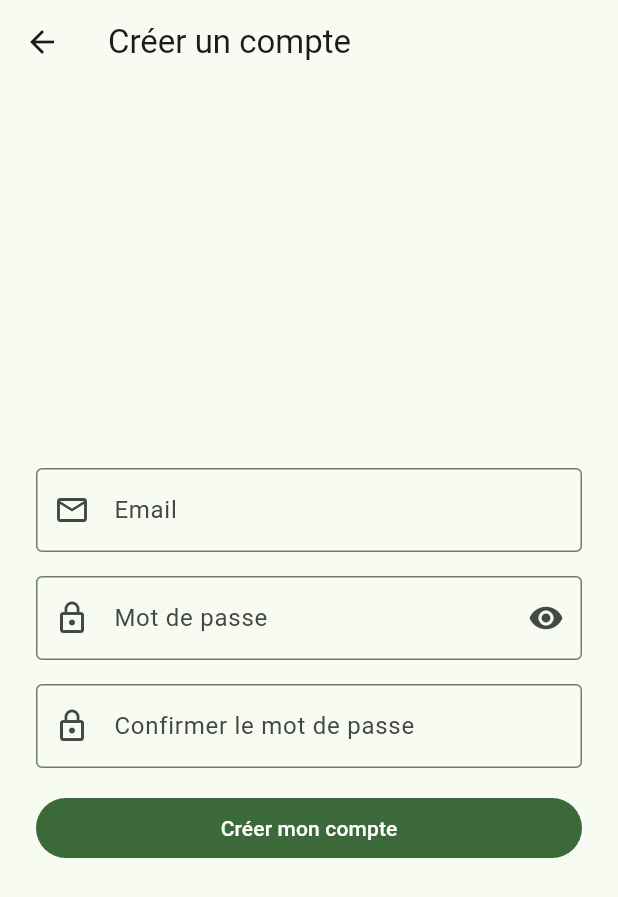
After one commit to GmatiAyoub/AgriSmart, a Flutter app: the screen it shows after launch, after a tap on "Se connecter", after a tap on "Pas de compte ? S'inscrire", on a phone screen of 412 x 824 dp. The commit adds this screen. Shown: the top 897 px of the screen. Run offline on Flutter 3.47's test engine with Material 3 defaults, Android fonts, the phone set to English and light mode, and no system bars; our stand-ins replace firebase_auth, firebase_core; accounts and stored records are empty.

Commit message:
tp6 complet sans exercice

```diff
--- /dev/null
+++ b/lib/config.dart
@@ -0,0 +1 @@
+const bool utiliserFirebase = true;
--- a/lib/main.dart
+++ b/lib/main.dart
@@ -1,14 +1,37 @@
+import 'package:firebase_core/firebase_core.dart';
 import 'package:flutter/material.dart';
 import 'package:provider/provider.dart';
+import 'package:agrismart/config.dart';
+import 'package:agrismart/firebase_options.dart';
+import 'package:agrismart/providers/auth_provider.dart';
 import 'package:agrismart/providers/zones_provider.dart';
-import 'package:agrismart/screens/app_shell.dart';
+import 'package:agrismart/screens/auth_gate.dart';
+import 'package:agrismart/services/auth_locale_service.dart';
+import 'package:agrismart/services/auth_service.dart';
+import 'package:agrismart/services/firebase_auth_service.dart';
 import 'package:agrismart/theme/app_theme.dart';
 
-void main() {
+Future<void> main() async {
+  WidgetsFlutterBinding.ensureInitialized();
+
+  final AuthService authService;
+
+  // C'est ICI que la magie opère
+  if (utiliserFirebase) {
+    await Firebase.initializeApp(
+      options: DefaultFirebaseOptions.currentPlatform,
+    );
+    authService = FirebaseAuthService();
+  } else {
+    authService = AuthLocaleService();
+  }
+
   runApp(
-    // 🔌 On branche le Provider tout en haut !
-    ChangeNotifierProvider(
-      create: (_) => ZonesProvider(),
+    MultiProvider(
+      providers: [
+        ChangeNotifierProvider(create: (_) => AuthProvider(authService)),
+        ChangeNotifierProvider(create: (_) => ZonesProvider()),
+      ],
       child: const AgriSmartApp(),
     ),
   );
@@ -21,10 +44,10 @@ class AgriSmartApp extends StatelessWidget {
   Widget build(BuildContext context) {
     return MaterialApp(
       title: 'AgriSmart',
-      theme: ThemeData(colorSchemeSeed: Colors.green, useMaterial3: true),
-      // darkTheme: AppTheme.sombre(),
-      // themeMode: ThemeMode.system,
-      home: const AppShell(),
+      theme: AppTheme.clair(),
+      darkTheme: AppTheme.sombre(),
+      themeMode: ThemeMode.system,
+      home: const AuthGate(),
     );
   }
 }
--- /dev/null
+++ b/lib/models/utilisateur.dart
@@ -0,0 +1,6 @@
+class Utilisateur {
+  final String uid;
+  final String email;
+
+  const Utilisateur({required this.uid, required this.email});
+}
--- /dev/null
+++ b/lib/providers/auth_provider.dart
@@ -0,0 +1,84 @@
+import 'dart:async';
+import 'package:flutter/foundation.dart';
+import 'package:agrismart/models/utilisateur.dart';
+import 'package:agrismart/services/auth_service.dart';
+
+class AuthProvider extends ChangeNotifier {
+  final AuthService _service;
+  late final StreamSubscription<Utilisateur?> _abonnement;
+
+  Utilisateur? _utilisateur;
+  bool _initialise = false;
+  bool _occupe = false;
+  String? _erreur;
+
+  AuthProvider(this._service) {
+    _abonnement = _service.utilisateur.listen((u) {
+      _utilisateur = u;
+      _initialise = true;
+      notifyListeners();
+    });
+  }
+
+  Utilisateur? get utilisateur => _utilisateur;
+  bool get initialise => _initialise;
+  bool get occupe => _occupe;
+
+  // ⚠️ CORRECTION 1 : Ajout du "?" pour dire que l'erreur peut être nulle
+  String? get erreur => _erreur;
+
+  bool get connecte => _utilisateur != null;
+
+  Future<bool> connexion(String email, String motDePasse) {
+    return _executer(() => _service.connexion(email, motDePasse));
+  }
+
+  Future<bool> inscription(String email, String motDePasse) {
+    return _executer(() => _service.inscription(email, motDePasse));
+  }
+
+  Future<bool> reinitialiserMotDePasse(String email) {
+    return _executer(() => _service.reinitialiserMotDePasse(email));
+  }
+
+  // ⚠️ CORRECTION 2 : _service.deconnexion() renvoie Future<void>,
+  // on l'enveloppe pour renvoyer un Future<bool> (true en cas de succès)
+  Future<bool> deconnexion() async {
+    await _service.deconnexion();
+    return true;
+  }
+
+  void effacerErreur() {
+    if (_erreur == null) return;
+    _erreur = null;
+    notifyListeners();
+  }
+
+  // ⚠️ CORRECTION 3 : L'opération passée en paramètre renvoie Future<void>
+  // (et non Future<bool>, comme indiqué par erreur dans le PDF)
+  Future<bool> _executer(Future<void> Function() operation) async {
+    _occupe = true;
+    _erreur = null;
+    notifyListeners();
+
+    var succes = false;
+    try {
+      await operation();
+      succes = true;
+    } on AuthException catch (e) {
+      _erreur = e.message;
+    } catch (_) {
+      _erreur = 'Une erreur est survenue';
+    }
+
+    _occupe = false;
+    notifyListeners();
+    return succes;
+  }
+
+  @override
+  void dispose() {
+    _abonnement.cancel();
+    super.dispose();
+  }
+}
--- /dev/null
+++ b/lib/screens/auth_gate.dart
@@ -0,0 +1,24 @@
+import 'package:flutter/material.dart';
+import 'package:provider/provider.dart';
+import 'package:agrismart/providers/auth_provider.dart';
+import 'package:agrismart/screens/app_shell.dart';
+import 'package:agrismart/screens/connexion_page.dart';
+
+class AuthGate extends StatelessWidget {
+  const AuthGate({super.key});
+
+  @override
+  Widget build(BuildContext context) {
+    final auth = context.watch<AuthProvider>();
+
+    if (!auth.initialise) {
+      return const Scaffold(
+        body: Center(child: CircularProgressIndicator()),
+      );
+    }
+    if (!auth.connecte) {
+      return const ConnexionPage();
+    }
+    return const AppShell();
+  }
+}
--- /dev/null
+++ b/lib/screens/connexion_page.dart
@@ -0,0 +1,174 @@
+import 'package:flutter/material.dart';
+import 'package:provider/provider.dart';
+import 'package:agrismart/providers/auth_provider.dart';
+import 'package:agrismart/screens/inscription_page.dart';
+
+// Validations partagées par les écrans de connexion et d'inscription.
+String? validerEmail(String? valeur) {
+  final v = (valeur ?? '').trim();
+  if (v.isEmpty) return "L'email est obligatoire";
+  final ok = RegExp(r'^[^@\s]+@[^@\s]+\.[^@\s]+$').hasMatch(v);
+  if (!ok) return 'Email invalide';
+  return null;
+}
+
+String? validerMotDePasse(String? valeur) {
+  if (valeur == null || valeur.isEmpty) return 'Le mot de passe est obligatoire';
+  if (valeur.length < 6) return '6 caractères minimum';
+  return null;
+}
+
+class ConnexionPage extends StatefulWidget {
+  const ConnexionPage({super.key});
+
+  @override
+  State<ConnexionPage> createState() => _ConnexionPageState();
+}
+
+class _ConnexionPageState extends State<ConnexionPage> {
+  final _formKey = GlobalKey<FormState>();
+  final _emailCtrl = TextEditingController();
+  final _mdpCtrl = TextEditingController();
+  bool _masquer = true;
+
+  @override
+  void dispose() {
+    _emailCtrl.dispose();
+    _mdpCtrl.dispose();
+    super.dispose();
+  }
+
+  Future<void> _connecter() async {
+    if (!_formKey.currentState!.validate()) return;
+    await context.read<AuthProvider>().connexion(_emailCtrl.text, _mdpCtrl.text);
+    // En cas de succès, l'AuthGate se met à jour tout seul :
+    // rien d'autre à faire ici.
+  }
+
+  Future<void> _motDePasseOublie() async {
+    final email = _emailCtrl.text;
+    if (validerEmail(email) != null) {
+      ScaffoldMessenger.of(context).showSnackBar(
+        const SnackBar(content: Text("Saisissez d'abord votre email")),
+      );
+      return;
+    }
+    final ok =
+    await context.read<AuthProvider>().reinitialiserMotDePasse(email);
+    if (!ok || !mounted) return;
+    ScaffoldMessenger.of(context).showSnackBar(
+      const SnackBar(content: Text('Email de réinitialisation envoyé')),
+    );
+  }
+
+  @override
+  Widget build(BuildContext context) {
+    final auth = context.watch<AuthProvider>();
+    return Scaffold(
+      body: SafeArea(
+        child: Center(
+          child: SingleChildScrollView(
+            padding: const EdgeInsets.all(24),
+            child: ConstrainedBox(
+              constraints: const BoxConstraints(maxWidth: 420),
+              child: Form(
+                key: _formKey,
+                child: Column(
+                  mainAxisSize: MainAxisSize.min,
+                  crossAxisAlignment: CrossAxisAlignment.stretch,
+                  children: [
+                    const Icon(Icons.agriculture, size: 64),
+                    const SizedBox(height: 8),
+                    Text(
+                      'AgriSmart',
+                      textAlign: TextAlign.center,
+                      style: Theme.of(context).textTheme.headlineMedium,
+                    ),
+                    const SizedBox(height: 24),
+
+                    // Champ Email
+                    TextFormField(
+                      controller: _emailCtrl,
+                      keyboardType: TextInputType.emailAddress,
+                      decoration: const InputDecoration(
+                        labelText: 'Email',
+                        border: OutlineInputBorder(),
+                        prefixIcon: Icon(Icons.email_outlined),
+                      ),
+                      validator: validerEmail,
+                    ),
+                    const SizedBox(height: 16),
+
+                    // Champ Mot de passe
+                    TextFormField(
+                      controller: _mdpCtrl,
+                      obscureText: _masquer,
+                      decoration: InputDecoration(
+                        labelText: 'Mot de passe',
+                        border: const OutlineInputBorder(),
+                        prefixIcon: const Icon(Icons.lock_outline),
+                        suffixIcon: IconButton(
+                          icon: Icon(_masquer
+                              ? Icons.visibility
+                              : Icons.visibility_off),
+                          onPressed: () {
+                            setState(() => _masquer = !_masquer);
+                          },
+                        ),
+                      ),
+                      validator: validerMotDePasse,
+                    ),
+
+                    // Affichage de l'erreur du provider
+                    if (auth.erreur != null) ...[
+                      const SizedBox(height: 12),
+                      Text(
+                        auth.erreur!,
+                        style: TextStyle(color: Theme.of(context).colorScheme.error),
+                        textAlign: TextAlign.center,
+                      ),
+                    ],
+
+                    const SizedBox(height: 16),
+
+                    // Bouton Se connecter
+                    FilledButton(
+                      onPressed: auth.occupe ? null : _connecter,
+                      child: auth.occupe
+                          ? const SizedBox(
+                        width: 20,
+                        height: 20,
+                        child: CircularProgressIndicator(strokeWidth: 2),
+                      )
+                          : const Text('Se connecter'),
+                    ),
+
+                    TextButton(
+                      onPressed: auth.occupe ? null : _motDePasseOublie,
+                      child: const Text('Mot de passe oublié ?'),
+                    ),
+
+                    TextButton(
+                      onPressed: auth.occupe
+                          ? null
+                          : () {
+                        context.read<AuthProvider>().effacerErreur();
+                        Navigator.push(
+                          context,
+                          MaterialPageRoute(
+                            builder: (_) => const InscriptionPage(),
+                          ),
+                        );
+                      },
+                      child: const Text("Pas de compte ? S'inscrire"),
+                    ),
+                  ],
+                ),
+              ),
+            ),
+          ),
+        ),
+      ),
+    );
+  }
+}
--- /dev/null
+++ b/lib/screens/inscription_page.dart
@@ -0,0 +1,149 @@
+import 'package:flutter/material.dart';
+import 'package:provider/provider.dart';
+import 'package:agrismart/providers/auth_provider.dart';
+import 'package:agrismart/screens/connexion_page.dart'
+    show validerEmail, validerMotDePasse;
+
+class InscriptionPage extends StatefulWidget {
+  const InscriptionPage({super.key});
+
+  @override
+  State<InscriptionPage> createState() => _InscriptionPageState();
+}
+
+class _InscriptionPageState extends State<InscriptionPage> {
+  final _formKey = GlobalKey<FormState>();
+  final _emailCtrl = TextEditingController();
+  final _mdpCtrl = TextEditingController();
+  final _confirmationCtrl = TextEditingController();
+  bool _masquer = true;
+
+  @override
+  void dispose() {
+    _emailCtrl.dispose();
+    _mdpCtrl.dispose();
+    _confirmationCtrl.dispose();
+    super.dispose();
+  }
+
+  Future<void> _inscrire() async {
+    if (!_formKey.currentState!.validate()) return;
+    final ok = await context.read<AuthProvider>().inscription(
+      _emailCtrl.text,
+      _mdpCtrl.text,
+    );
+    // Si l'inscription réussit, Firebase connecte automatiquement l'utilisateur.
+    // L'AuthGate se met à jour et prépare l'application... mais cet écran
+    // d'inscription est empilé par-dessus : il faut le retirer.
+    if (ok && mounted) {
+      Navigator.pop(context);
+    }
+  }
+
+  @override
+  Widget build(BuildContext context) {
+    final auth = context.watch<AuthProvider>();
+    return Scaffold(
+      appBar: AppBar(title: const Text('Créer un compte')),
+      body: SafeArea(
+        child: Center(
+          child: SingleChildScrollView(
+            padding: const EdgeInsets.all(24),
+            child: ConstrainedBox(
+              constraints: const BoxConstraints(maxWidth: 420),
+              child: Form(
+                key: _formKey,
+                child: Column(
+                  mainAxisSize: MainAxisSize.min,
+                  crossAxisAlignment: CrossAxisAlignment.stretch,
+                  children: [
+                    const SizedBox(height: 8),
+
+                    // Champ Email
+                    TextFormField(
+                      controller: _emailCtrl,
+                      keyboardType: TextInputType.emailAddress,
+                      decoration: const InputDecoration(
+                        labelText: 'Email',
+                        border: OutlineInputBorder(),
+                        prefixIcon: Icon(Icons.email_outlined),
+                      ),
+                      validator: validerEmail,
+                    ),
+                    const SizedBox(height: 16),
+
+                    // Champ Mot de passe
+                    TextFormField(
+                      controller: _mdpCtrl,
+                      obscureText: _masquer,
+                      decoration: InputDecoration(
+                        labelText: 'Mot de passe',
+                        border: const OutlineInputBorder(),
+                        prefixIcon: const Icon(Icons.lock_outline),
+                        suffixIcon: IconButton(
+                          icon: Icon(_masquer
+                              ? Icons.visibility
+                              : Icons.visibility_off),
+                          onPressed: () {
+                            setState(() => _masquer = !_masquer);
+                          },
+                        ),
+                      ),
+                      validator: validerMotDePasse,
+                    ),
+                    const SizedBox(height: 16),
+
+                    // Champ Confirmation
+                    TextFormField(
+                      controller: _confirmationCtrl,
+                      obscureText: _masquer,
+                      decoration: const InputDecoration(
+                        labelText: 'Confirmer le mot de passe',
+                        border: OutlineInputBorder(),
+                        prefixIcon: Icon(Icons.lock_outline),
+                      ),
+                      validator: (valeur) {
+                        if (valeur == null || valeur.isEmpty) {
+                          return 'Confirmez le mot de passe';
+                        }
+                        if (valeur != _mdpCtrl.text) {
+                          return 'Les mots de passe sont différents';
+                        }
+                        return null;
+                      },
+                    ),
+
+                    // Affichage de l'erreur du provider
+                    if (auth.erreur != null) ...[
+                      const SizedBox(height: 12),
+                      Text(
+                        auth.erreur!,
+                        style: TextStyle(
+                            color: Theme.of(context).colorScheme.error),
+                        textAlign: TextAlign.center,
+                      ),
+                    ],
+
+                    const SizedBox(height: 16),
+
+                    // Bouton Créer mon compte
+                    FilledButton(
+                      onPressed: auth.occupe ? null : _inscrire,
+                      child: auth.occupe
+                          ? const SizedBox(
+                        width: 20,
+                        height: 20,
+                        child: CircularProgressIndicator(strokeWidth: 2),
+                      )
+                          : const Text('Créer mon compte'),
+                    ),
+                  ],
+                ),
+              ),
+            ),
+          ),
+        ),
+      ),
+    );
+  }
+}
--- /dev/null
+++ b/lib/services/auth_locale_service.dart
@@ -0,0 +1,56 @@
+import 'dart:async';
+import 'package:agrismart/models/utilisateur.dart';
+import 'package:agrismart/services/auth_service.dart';
+
+// Variante sans Firebase : les comptes sont gardés en mémoire
+// (ils disparaissent à la fermeture de l'application).
+class AuthLocaleService implements AuthService {
+  final Map<String, String> _comptes = {'demo@agrismart.tn': '123456'};
+
+  final StreamController<Utilisateur?> _controller =
+  StreamController<Utilisateur?>.broadcast();
+
+  Utilisateur? _courant;
+
+  @override
+  Stream<Utilisateur?> get utilisateur async* {
+    yield _courant;
+    yield* _controller.stream;
+  }
+
+  void _definir(Utilisateur? u) {
+    _courant = u;
+    _controller.add(u);
+  }
+
+  @override
+  Future<void> connexion(String email, String motDePasse) async {
+    await Future.delayed(const Duration(milliseconds: 600));
+    final cle = email.trim().toLowerCase();
+    if (_comptes[cle] != motDePasse) {
+      throw const AuthException('Email ou mot de passe incorrect');
+    }
+    _definir(Utilisateur(uid: cle, email: cle));
+  }
+
+  @override
+  Future<void> inscription(String email, String motDePasse) async {
+    await Future.delayed(const Duration(milliseconds: 600));
+    final cle = email.trim().toLowerCase();
+    if (_comptes.containsKey(cle)) {
+      throw const AuthException('Un compte existe déjà avec cet email');
+    }
+    _comptes[cle] = motDePasse;
+    _definir(Utilisateur(uid: cle, email: cle));
+  }
+
+  @override
+  Future<void> reinitialiserMotDePasse(String email) async {
+    await Future.delayed(const Duration(milliseconds: 600));
+  }
+
+  @override
+  Future<void> deconnexion() async {
+    _definir(null);
+  }
+}
--- /dev/null
+++ b/lib/services/auth_service.dart
@@ -0,0 +1,15 @@
+import 'package:agrismart/models/utilisateur.dart';
+
+class AuthException implements Exception {
+  final String message;
+  const AuthException(this.message);
+}
+
+abstract class AuthService {
+  Stream<Utilisateur?> get utilisateur;
+
+  Future<void> connexion(String email, String motDePasse);
+  Future<void> inscription(String email, String motDePasse);
+  Future<void> reinitialiserMotDePasse(String email);
+  Future<void> deconnexion();
+}
--- /dev/null
+++ b/lib/services/firebase_auth_service.dart
@@ -0,0 +1,70 @@
+import 'package:firebase_auth/firebase_auth.dart';
+import 'package:agrismart/models/utilisateur.dart';
+import 'package:agrismart/services/auth_service.dart';
+
+class FirebaseAuthService implements AuthService {
+  final FirebaseAuth _auth = FirebaseAuth.instance;
+
+  @override
+  Stream<Utilisateur?> get utilisateur {
+    return _auth.authStateChanges().map((u) {
+      if (u == null) return null;
+      return Utilisateur(uid: u.uid, email: u.email ?? '');
+    });
+  }
+
+  @override
+  Future<void> connexion(String email, String motDePasse) {
+    return _executer(() => _auth.signInWithEmailAndPassword(
+      email: email.trim(),
+      password: motDePasse,
+    ));
+  }
+
+  @override
+  Future<void> inscription(String email, String motDePasse) {
+    return _executer(() => _auth.createUserWithEmailAndPassword(
+      email: email.trim(),
+      password: motDePasse,
+    ));
+  }
+
+  @override
+  Future<void> reinitialiserMotDePasse(String email) {
+    return _executer(() => _auth.sendPasswordResetEmail(email: email.trim()));
+  }
+
+  @override
+  Future<void> deconnexion() => _auth.signOut();
+
+  Future<void> _executer(Future<void> Function() operation) async {
+    try {
+      await operation();
+    } on FirebaseAuthException catch (e) {
+      throw AuthException(_traduire(e.code));
+    } catch (_) {
+      throw const AuthException('Une erreur est survenue');
+    }
+  }
+
+  String _traduire(String code) {
+    switch (code) {
+      case 'invalid-email':
+        return "L'adresse email n'est pas valide";
+      case 'user-not-found':
+      case 'wrong-password':
+      case 'invalid-credential':
+        return 'Email ou mot de passe incorrect';
+      case 'email-already-in-use':
+        return 'Un compte existe déjà avec cet email';
+      case 'weak-password':
+        return 'Le mot de passe est trop faible (6 caractères minimum)';
+      case 'network-request-failed':
+        return 'Pas de connexion Internet';
+      case 'too-many-requests':
+        return 'Trop de tentatives, réessayez plus tard';
+      default:
+        return 'Une erreur est survenue';
+    }
+  }
+}
--- a/pubspec.yaml
+++ b/pubspec.yaml
@@ -35,6 +35,8 @@ dependencies:
   # Use with the CupertinoIcons class for iOS style icons.
   cupertino_icons: ^1.0.8
   provider: ^6.1.5+1
+  firebase_core: ^5.1.0
+  firebase_auth: ^7.0.1
 
 dev_dependencies:
   flutter_test:
```
Also changed, not shown: lib/screens/profil_page.dart (+57 -5 lines), firebase.json (added), lib/firebase_options.dart (added), pubspec.lock, 7 other files.
